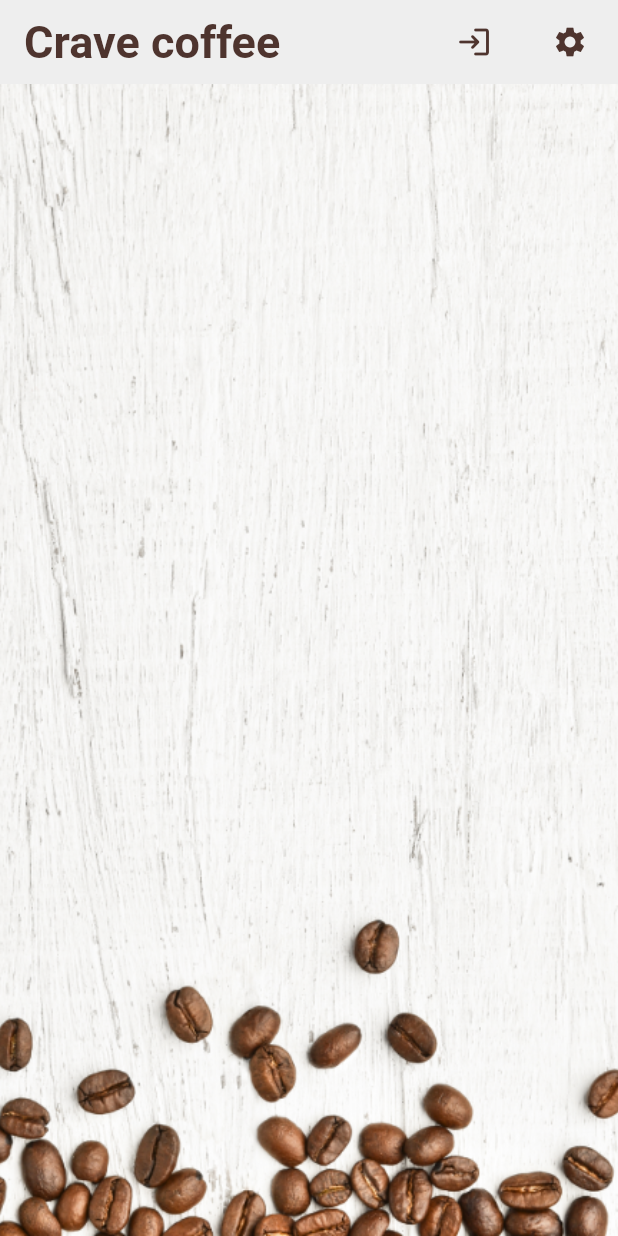
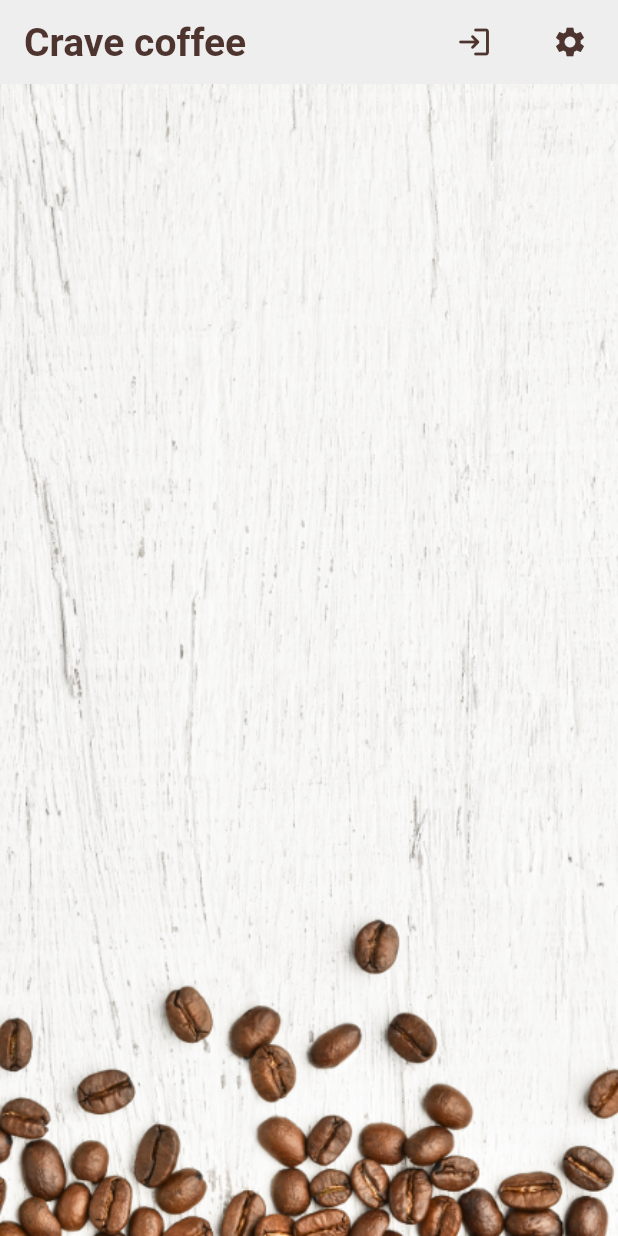
Before and after one commit to IshitaArora-246/crave-Coffee, a Flutter app: the screen it shows once a user with an empty profile is signed in, on a phone screen of 412 x 824 dp. Run offline on Flutter 3.47's test engine with Material 2 defaults, Android fonts, the phone set to English and light mode, and no system bars; our stand-ins replace cloud_firestore, firebase_auth, firebase_core, flutter_spinkit; accounts and stored records are empty.

Commit message:
Error solved

```diff
--- a/lib/screens/home/home.dart
+++ b/lib/screens/home/home.dart
@@ -32,7 +32,7 @@ class Home extends StatelessWidget {
             title: Text("Crave coffee",
                 style: TextStyle(
                     color: Colors.brown[800],
-                    fontSize: 30,
+                    fontSize: 26,
                     fontWeight: FontWeight.w700)),
             elevation: 0,
             backgroundColor: Colors.transparent,
--- a/lib/services/database.dart
+++ b/lib/services/database.dart
@@ -12,7 +12,7 @@ class DatabaseService {
 
   Future updateUserData(String sugars, String name, int strength) async {
     return await brewCollection.doc(uid).set({
-      'sugar': sugars,
+      'sugars': sugars,
       'name': name,
       'strength': strength,
     });
```
Also changed, not shown: lib/screens/home/bottomSheet.dart (+5 -2 lines).
